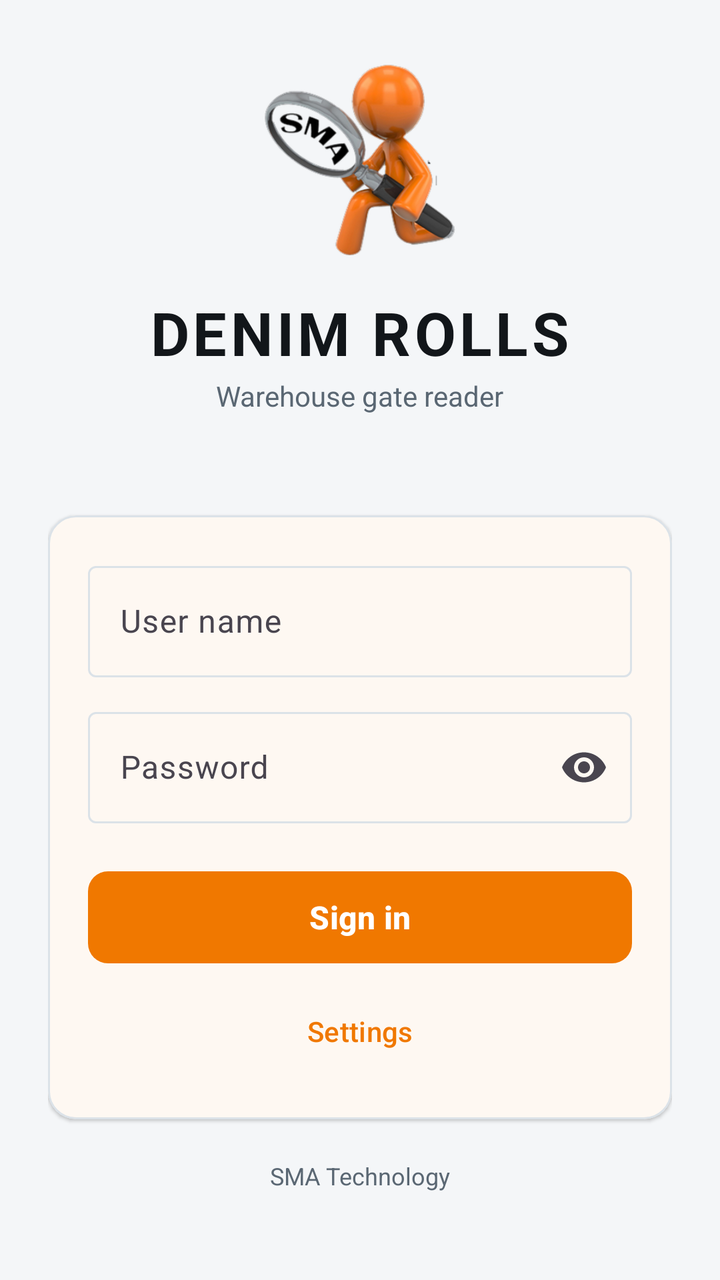
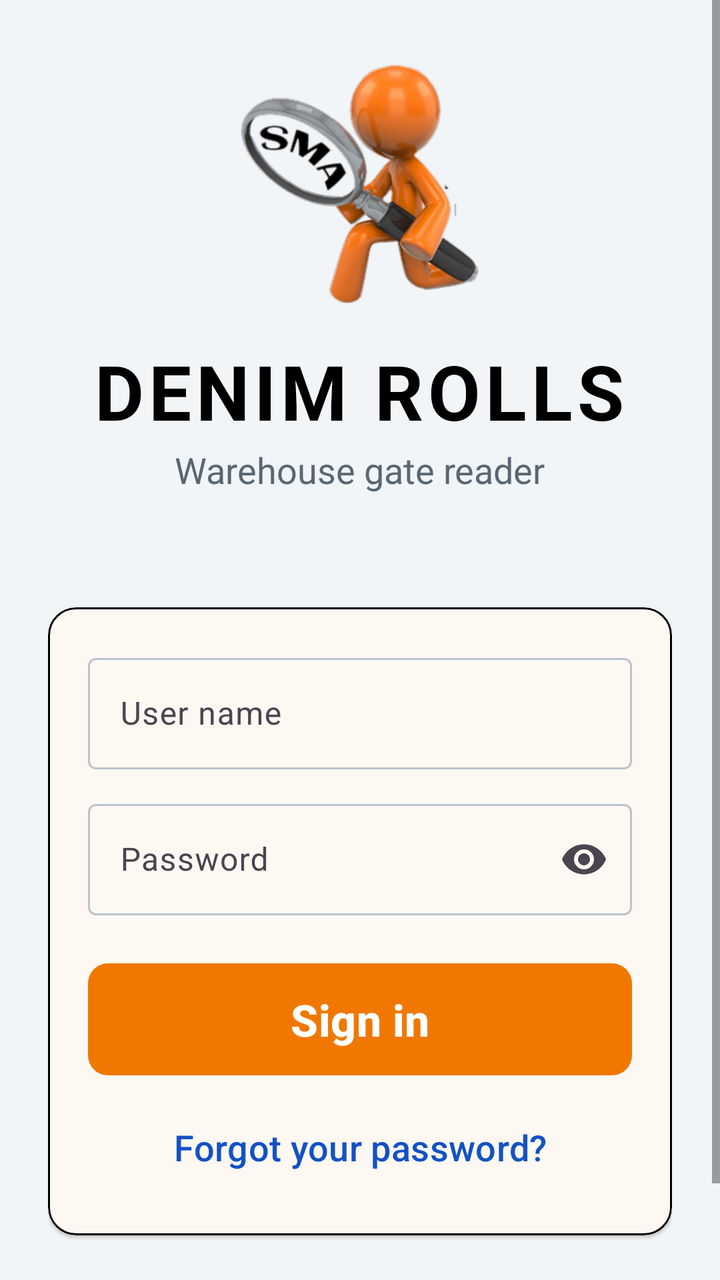

The first picture is an Android layout as it rendered before a commit; the second is the same layout after the commit. The layout source and the unified diff follow.
<!-- AndroidManifest.xml: application theme Theme.DenimRolls -->
<!-- res/layout/activity_login.xml -->
<?xml version="1.0" encoding="utf-8"?>
<ScrollView xmlns:android="http://schemas.android.com/apk/res/android"
    xmlns:app="http://schemas.android.com/apk/res-auto"
    android:layout_width="match_parent"
    android:layout_height="match_parent"
    android:fillViewport="true"
    android:background="@color/surface_alt">

    <LinearLayout
        android:layout_width="match_parent"
        android:layout_height="wrap_content"
        android:orientation="vertical"
        android:gravity="center_horizontal"
        android:paddingHorizontal="24dp"
        android:paddingVertical="32dp">

        
        <ImageView
            android:layout_width="96dp"
            android:layout_height="96dp"
            android:src="@drawable/brand_mark"
            android:adjustViewBounds="true"
            android:scaleType="fitCenter"
            android:importantForAccessibility="no" />

        <TextView
            android:layout_width="wrap_content"
            android:layout_height="wrap_content"
            android:layout_marginTop="18dp"
            android:text="@string/app_name"
            android:textSize="30sp"
            android:textStyle="bold"
            android:letterSpacing="0.06"
            android:textColor="@color/ink" />

        <TextView
            android:layout_width="wrap_content"
            android:layout_height="wrap_content"
            android:layout_marginTop="2dp"
            android:text="@string/login_subtitle"
            android:textSize="14sp"
            android:textColor="@color/ink_muted" />

        <TextView
            android:id="@+id/target"
            android:layout_width="wrap_content"
            android:layout_height="wrap_content"
            android:layout_marginTop="10dp"
            android:textSize="12sp"
            android:textColor="@color/brand_dark"
            android:textStyle="bold"
            android:gravity="center" />

        <com.google.android.material.card.MaterialCardView
            android:layout_width="match_parent"
            android:layout_height="wrap_content"
            android:layout_marginTop="24dp"
            app:cardCornerRadius="14dp"
            app:cardElevation="1dp"
            app:strokeColor="@color/line"
            app:strokeWidth="1dp">

            <LinearLayout
                android:layout_width="match_parent"
                android:layout_height="wrap_content"
                android:orientation="vertical"
                android:padding="20dp">

                <LinearLayout
                    android:id="@+id/error_banner"
                    android:layout_width="match_parent"
                    android:layout_height="wrap_content"
                    android:orientation="vertical"
                    android:visibility="gone"
                    android:background="@color/alarm_soft"
                    android:padding="12dp"
                    android:layout_marginBottom="14dp">

                    <TextView
                        android:id="@+id/error_text"
                        android:layout_width="match_parent"
                        android:layout_height="wrap_content"
                        android:textColor="@color/alarm"
                        android:textSize="13sp" />
                </LinearLayout>

                <com.google.android.material.textfield.TextInputLayout
                    style="@style/Widget.Material3.TextInputLayout.OutlinedBox"
                    android:layout_width="match_parent"
                    android:layout_height="wrap_content"
                    android:hint="@string/user_name">

                    <com.google.android.material.textfield.TextInputEditText
                        android:id="@+id/user_name"
                        android:layout_width="match_parent"
                        android:layout_height="wrap_content"
                        android:inputType="text"
                        android:imeOptions="actionNext"
                        android:autofillHints="username" />
                </com.google.android.material.textfield.TextInputLayout>

                <com.google.android.material.textfield.TextInputLayout
                    style="@style/Widget.Material3.TextInputLayout.OutlinedBox"
                    android:layout_width="match_parent"
                    android:layout_height="wrap_content"
                    android:layout_marginTop="12dp"
                    android:hint="@string/password"
                    app:endIconMode="password_toggle">

                    <com.google.android.material.textfield.TextInputEditText
                        android:id="@+id/password"
                        android:layout_width="match_parent"
                        android:layout_height="wrap_content"
                        android:inputType="textPassword"
                        android:imeOptions="actionDone"
                        android:autofillHints="password" />
                </com.google.android.material.textfield.TextInputLayout>

                <com.google.android.material.button.MaterialButton
                    android:id="@+id/sign_in"
                    android:layout_width="match_parent"
                    android:layout_height="54dp"
                    android:layout_marginTop="20dp"
                    android:text="@string/sign_in"
                    android:textSize="16sp"
                    android:textStyle="bold"
                    app:cornerRadius="10dp" />

                <com.google.android.material.progressindicator.CircularProgressIndicator
                    android:id="@+id/progress"
                    android:layout_width="wrap_content"
                    android:layout_height="wrap_content"
                    android:layout_gravity="center_horizontal"
                    android:layout_marginTop="14dp"
                    android:indeterminate="true"
                    android:visibility="gone" />

                <com.google.android.material.button.MaterialButton
                    android:id="@+id/settings"
                    style="@style/Widget.Material3.Button.TextButton"
                    android:layout_width="match_parent"
                    android:layout_height="wrap_content"
                    android:layout_marginTop="6dp"
                    android:text="@string/settings" />
            </LinearLayout>
        </com.google.android.material.card.MaterialCardView>

        <TextView
            android:layout_width="wrap_content"
            android:layout_height="wrap_content"
            android:layout_marginTop="20dp"
            android:text="@string/brand"
            android:textSize="12sp"
            android:textColor="@color/ink_muted" />
    </LinearLayout>
</ScrollView>
<!-- resources referenced by this layout -->
<resources>
  <color name="alarm">#D92D20</color>
  <color name="alarm_soft">#FDECEA</color>
  <color name="brand_dark">#C25E00</color>
  <color name="ink">#12161A</color>
  <color name="ink_muted">#5A6773</color>
  <color name="line">#DBE2E8</color>
  <color name="surface_alt">#F4F6F8</color>
  <!-- drawable brand_mark: png bitmap (drawable, 80365 bytes) -->
  <string name="app_name">DENIM ROLLS</string>
  <string name="brand">SMA Technology</string>
  <string name="login_subtitle">Warehouse gate reader</string>
  <string name="password">Password</string>
  <string name="settings">Settings</string>
  <string name="sign_in">Sign in</string>
  <string name="user_name">User name</string>
  <style name="Theme.DenimRolls" parent="Theme.Material3.Light.NoActionBar">
          <item name="colorPrimary">@color/brand</item>
          <item name="colorOnPrimary">#FFFFFF</item>
          <item name="colorPrimaryContainer">@color/brand_soft</item>
          <item name="colorOnPrimaryContainer">@color/brand_dark</item>
          <item name="colorSecondary">@color/info</item>
          <item name="colorError">@color/alarm</item>
          <item name="android:colorBackground">@color/surface_alt</item>
          <item name="colorSurface">@color/surface</item>
          <item name="colorOnSurface">@color/ink</item>
          <item name="colorOutline">@color/line</item>
          <item name="android:statusBarColor">@color/brand_dark</item>
          <item name="android:windowLightStatusBar" tools:targetApi="m">false</item>
      </style>
  <color name="brand">#F07800</color>
  <color name="brand_soft">#FFF1E2</color>
  <color name="info">#1668C4</color>
  <color name="surface">#FFFFFF</color>
</resources>

<!-- the commit's change to res/layout/activity_login.xml (unified diff, before → after) -->
@@ -16,8 +16,9 @@
 
         
         <ImageView
-            android:layout_width="96dp"
-            android:layout_height="96dp"
+            android:id="@+id/logo"
+            android:layout_width="120dp"
+            android:layout_height="120dp"
             android:src="@drawable/brand_mark"
             android:adjustViewBounds="true"
             android:scaleType="fitCenter"
@@ -28,7 +29,7 @@
             android:layout_height="wrap_content"
             android:layout_marginTop="18dp"
             android:text="@string/app_name"
-            android:textSize="30sp"
+            android:textSize="38sp"
             android:textStyle="bold"
             android:letterSpacing="0.06"
             android:textColor="@color/ink" />
@@ -38,7 +39,7 @@
             android:layout_height="wrap_content"
             android:layout_marginTop="2dp"
             android:text="@string/login_subtitle"
-            android:textSize="14sp"
+            android:textSize="18sp"
             android:textColor="@color/ink_muted" />
 
         <TextView
@@ -46,7 +47,7 @@
             android:layout_width="wrap_content"
             android:layout_height="wrap_content"
             android:layout_marginTop="10dp"
-            android:textSize="12sp"
+            android:textSize="17sp"
             android:textColor="@color/brand_dark"
             android:textStyle="bold"
             android:gravity="center" />
@@ -81,7 +82,7 @@
                         android:layout_width="match_parent"
                         android:layout_height="wrap_content"
                         android:textColor="@color/alarm"
-                        android:textSize="13sp" />
+                        android:textSize="17sp" />
                 </LinearLayout>
 
                 <com.google.android.material.textfield.TextInputLayout
@@ -119,10 +120,10 @@
                 <com.google.android.material.button.MaterialButton
                     android:id="@+id/sign_in"
                     android:layout_width="match_parent"
-                    android:layout_height="54dp"
+                    android:layout_height="64dp"
                     android:layout_marginTop="20dp"
                     android:text="@string/sign_in"
-                    android:textSize="16sp"
+                    android:textSize="22sp"
                     android:textStyle="bold"
                     app:cornerRadius="10dp" />
 
@@ -136,12 +137,14 @@
                     android:visibility="gone" />
 
                 <com.google.android.material.button.MaterialButton
-                    android:id="@+id/settings"
+                    android:id="@+id/forgot"
                     style="@style/Widget.Material3.Button.TextButton"
                     android:layout_width="match_parent"
                     android:layout_height="wrap_content"
-                    android:layout_marginTop="6dp"
-                    android:text="@string/settings" />
+                    android:layout_marginTop="8dp"
+                    android:text="@string/forgot_password"
+                    android:textSize="18sp"
+                    android:textColor="@color/info" />
             </LinearLayout>
         </com.google.android.material.card.MaterialCardView>
 
@@ -150,7 +153,7 @@
             android:layout_height="wrap_content"
             android:layout_marginTop="20dp"
             android:text="@string/brand"
-            android:textSize="12sp"
+            android:textSize="17sp"
             android:textColor="@color/ink_muted" />
     </LinearLayout>
 </ScrollView>
<!-- resource entries referenced after the edit -->
@@ -1,18 +1,18 @@
 <!-- resources referenced by this layout -->
 <resources>
-  <color name="alarm">#D92D20</color>
-  <color name="alarm_soft">#FDECEA</color>
+  <color name="alarm">#D50000</color>
+  <color name="alarm_soft">#FFE2E2</color>
   <color name="brand_dark">#C25E00</color>
-  <color name="ink">#12161A</color>
+  <color name="ink">#000000</color>
   <color name="ink_muted">#5A6773</color>
-  <color name="line">#DBE2E8</color>
-  <color name="surface_alt">#F4F6F8</color>
+  <color name="line">#000000</color>
+  <color name="surface_alt">#F2F5F8</color>
   <!-- drawable brand_mark: png bitmap (drawable, 80365 bytes) -->
   <string name="app_name">DENIM ROLLS</string>
   <string name="brand">SMA Technology</string>
+  <string name="forgot_password">Forgot your password?</string>
   <string name="login_subtitle">Warehouse gate reader</string>
   <string name="password">Password</string>
-  <string name="settings">Settings</string>
   <string name="sign_in">Sign in</string>
   <string name="user_name">User name</string>
   <style name="Theme.DenimRolls" parent="Theme.Material3.Light.NoActionBar">
@@ -22,16 +22,18 @@
           <item name="colorOnPrimaryContainer">@color/brand_dark</item>
           <item name="colorSecondary">@color/info</item>
           <item name="colorError">@color/alarm</item>
-          <item name="android:colorBackground">@color/surface_alt</item>
+          <item name="android:colorBackground">@color/page</item>
           <item name="colorSurface">@color/surface</item>
           <item name="colorOnSurface">@color/ink</item>
-          <item name="colorOutline">@color/line</item>
+          <item name="colorOutline">@color/line_soft</item>
           <item name="android:statusBarColor">@color/brand_dark</item>
-          <item name="android:windowLightStatusBar" tools:targetApi="m">false</item>
+          <item name="android:textColorPrimary">@color/ink</item>
       </style>
   <color name="brand">#F07800</color>
   <color name="brand_soft">#FFF1E2</color>
-  <color name="info">#1668C4</color>
+  <color name="page">#FFFFFF</color>
+  <color name="info">#1352C4</color>
   <color name="surface">#FFFFFF</color>
+  <color name="line_soft">#B9C4CE</color>
 </resources>
 
